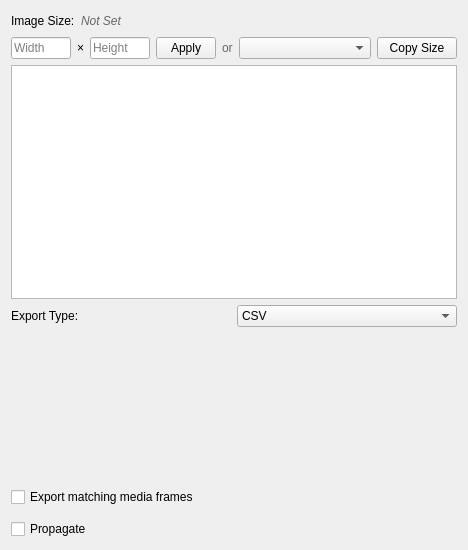
Qt form src/WhiskerToolbox/DataManager_Widget/Point_Widget/Point_Widget.ui (paulmthompson/WhiskerToolbox) before a commit.
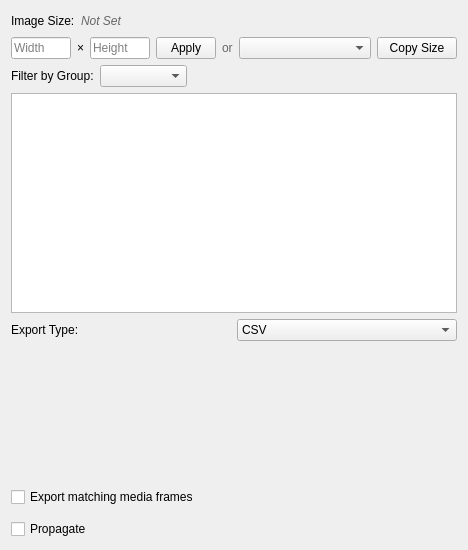
The same form after that commit. Custom widgets are drawn as their Qt base class.

Commit message: point table model and mask table model can handlegroup data now

What changed in the file:
```diff
--- a/src/WhiskerToolbox/DataManager_Widget/Point_Widget/Point_Widget.ui
+++ b/src/WhiskerToolbox/DataManager_Widget/Point_Widget/Point_Widget.ui
@@ -144,6 +144,37 @@
      </item>
     </layout>
    </item>
+   <item>
+    <layout class="QHBoxLayout" name="groupFilterLayout">
+     <item>
+      <widget class="QLabel" name="groupFilterLabel">
+       <property name="text">
+        <string>Filter by Group:</string>
+       </property>
+      </widget>
+     </item>
+     <item>
+      <widget class="QComboBox" name="groupFilterCombo">
+       <property name="placeholderText">
+        <string>All Groups</string>
+       </property>
+      </widget>
+     </item>
+     <item>
+      <spacer name="horizontalSpacer_groupFilter">
+       <property name="orientation">
+        <enum>Qt::Orientation::Horizontal</enum>
+       </property>
+       <property name="sizeHint" stdset="0">
+        <size>
+         <width>40</width>
+         <height>20</height>
+        </size>
+       </property>
+      </spacer>
+     </item>
+    </layout>
+   </item>
    <item>
     <widget class="QTableView" name="tableView"/>
    </item>
```
The commit also changes 9 other files.
